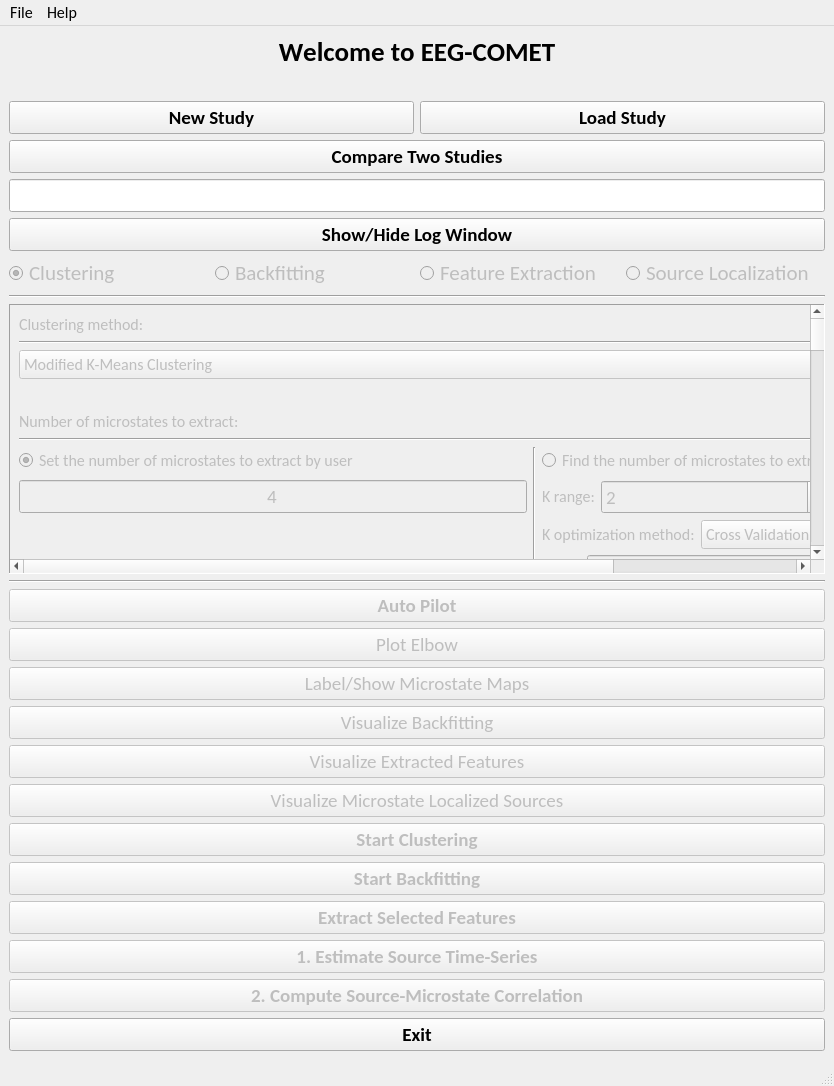
First picture: the form in EEG_COMET/ui/MainMicrostateWindow.ui, repository eeg-comet/eeg-comet, before the edit.
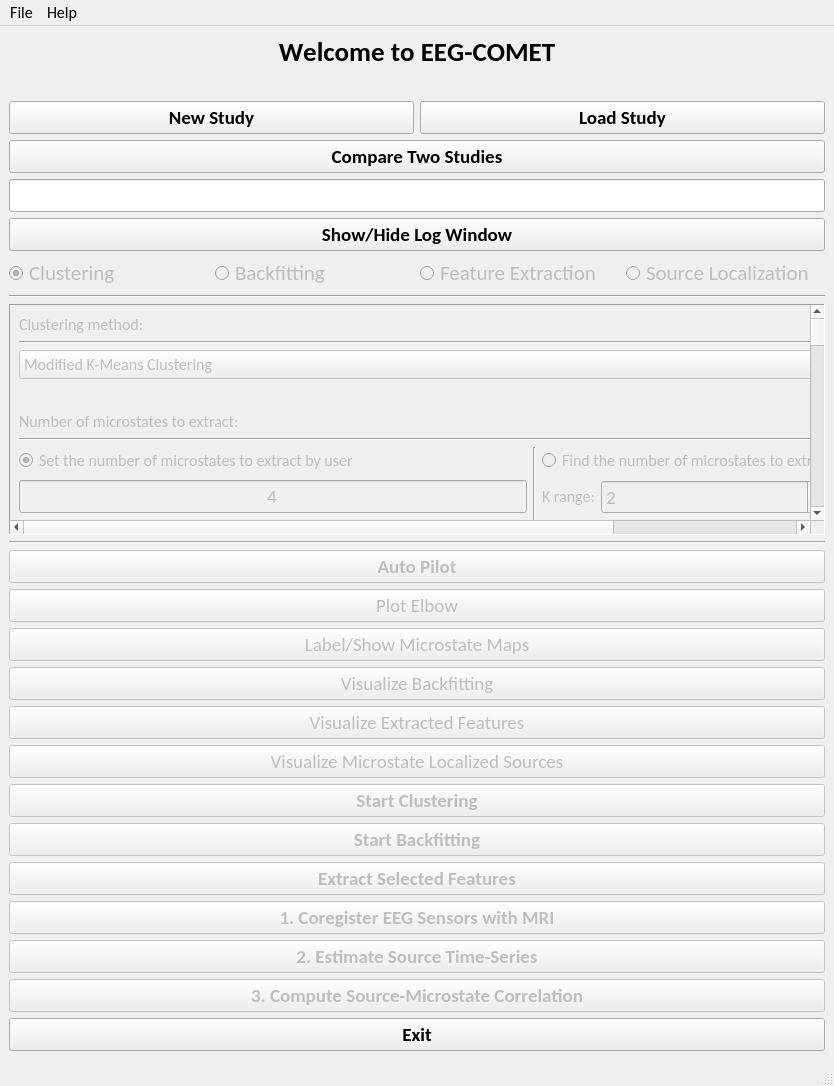
Second picture: the form after the edit.

Commit message: Added the coregistration step for source localization

Patch:
```diff
--- a/EEG_COMET/ui/MainMicrostateWindow.ui
+++ b/EEG_COMET/ui/MainMicrostateWindow.ui
@@ -369,10 +369,10 @@
         <widget class="QWidget" name="scrollAreaWidgetContents">
          <property name="geometry">
           <rect>
-           <x>0</x>
-           <y>0</y>
+           <x>-180</x>
+           <y>-1454</y>
            <width>1030</width>
-           <height>1695</height>
+           <height>1690</height>
           </rect>
          </property>
          <layout class="QGridLayout" name="gridLayout_2">
@@ -3027,6 +3027,26 @@
         </property>
        </widget>
       </item>
+      <item>
+       <widget class="QPushButton" name="step5_coreg_button">
+        <property name="enabled">
+         <bool>false</bool>
+        </property>
+        <property name="font">
+         <font>
+          <pointsize>14</pointsize>
+          <weight>75</weight>
+          <bold>true</bold>
+         </font>
+        </property>
+        <property name="cursor">
+         <cursorShape>PointingHandCursor</cursorShape>
+        </property>
+        <property name="text">
+         <string>1. Coregister EEG Sensors with MRI</string>
+        </property>
+       </widget>
+      </item>
       <item>
        <widget class="QPushButton" name="step5_estimate_sources_button">
         <property name="enabled">
@@ -3049,7 +3069,7 @@
          <cursorShape>PointingHandCursor</cursorShape>
         </property>
         <property name="text">
-         <string>1. Estimate Source Time-Series</string>
+         <string>2. Estimate Source Time-Series</string>
         </property>
         <property name="autoDefault">
          <bool>false</bool>
@@ -3084,7 +3104,7 @@
          <cursorShape>PointingHandCursor</cursorShape>
         </property>
         <property name="text">
-         <string>2. Compute Source-Microstate Correlation</string>
+         <string>3. Compute Source-Microstate Correlation</string>
         </property>
         <property name="autoDefault">
          <bool>false</bool>
```
Left out of the diff: 8 changed lines with no effect on the pictures. The commit also changes 7 other files.
